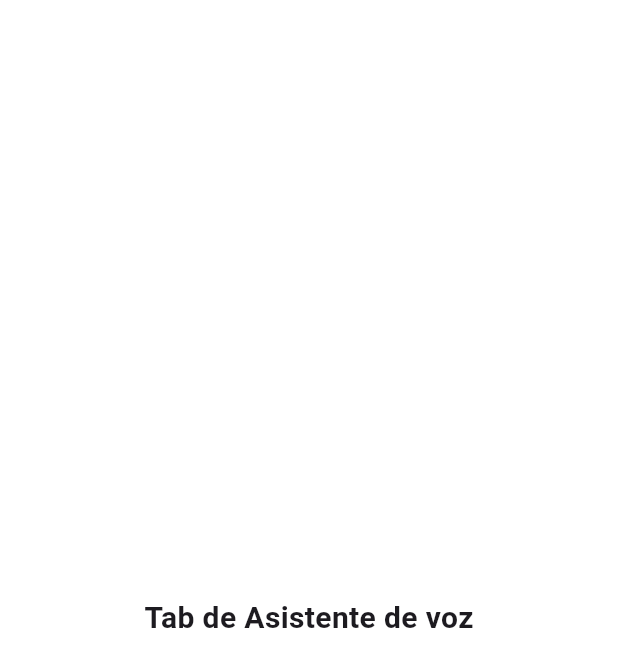
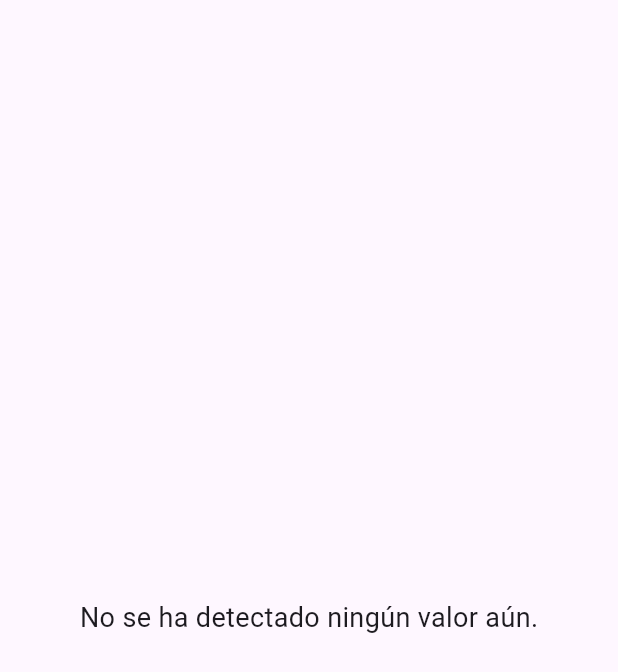
Before and after one commit to dianamongar/bills-identifier-mobile-app, a Flutter app: the GalleryTab screen opened directly, on a phone screen of 412 x 824 dp. Shown: the top 672 px of the screen. Run offline on Flutter 3.47's test engine with Material 3 defaults, Android fonts, the light colour scheme and no system bars; our stand-ins replace camera.

Commit message:
cambios para estados

```diff
--- a/lib/pages/gallery_tab.dart
+++ b/lib/pages/gallery_tab.dart
@@ -1,16 +1,27 @@
 import 'package:flutter/material.dart';
+import 'package:provider/provider.dart';
+import '../providers/detection_provider.dart';
 
 class GalleryTab extends StatelessWidget {
   const GalleryTab({super.key});
 
   @override
   Widget build(BuildContext context) {
-    return const Scaffold(
-      backgroundColor: Colors.white,
+    final detection = Provider.of<DetectionProvider>(context);
+    final label = detection.lastValue;
+    final time = detection.detectionTime;
+
+    String message;
+    if (label != null && time != null) {
+      message = 'Último valor detectado: $label a las ${time.hour}:${time.minute}';
+    } else {
+      message = 'No se ha detectado ningún valor aún.';
+    }
+
+    return Scaffold(
       body: Center(
-        child: Text(
-          'Tab de Asistente de voz',
-          style: TextStyle(fontSize: 20, fontWeight: FontWeight.bold),
+        child: Text(message,
+          style: const TextStyle(fontSize: 18),
         ),
       ),
     );
--- /dev/null
+++ b/lib/providers/detection_provider.dart
@@ -0,0 +1,24 @@
+import 'package:flutter/material.dart';
+
+class DetectionProvider with ChangeNotifier {
+  String? _lastValue;
+  DateTime? _detectionTime;
+
+  String? get lastValue => _lastValue;
+  DateTime? get detectionTime => _detectionTime;
+
+  void updateDetection(String value) {
+    _lastValue = value;
+    _detectionTime = DateTime.now();
+    notifyListeners();
+  }
+
+  String getDetectionPhrase() {
+    if (_lastValue == null || _detectionTime == null) {
+      return 'No hay detección aún.';
+    }
+    final hour = _detectionTime!.hour.toString().padLeft(2, '0');
+    final minute = _detectionTime!.minute.toString().padLeft(2, '0');
+    return 'Último valor detectado $_lastValue a las $hour:$minute';
+  }
+}
--- a/pubspec.yaml
+++ b/pubspec.yaml
@@ -32,6 +32,7 @@ dependencies:
     sdk: flutter
   camera: ^0.11.1
   http: ^1.4.0
+  provider: ^6.1.5
 
   # The following adds the Cupertino Icons font to your application.
   # Use with the CupertinoIcons class for iOS style icons.
```
Also changed, not shown: lib/main.dart (+12 -2 lines), lib/widgets/camera_view.dart (+8 -0 lines), flutter_01.png (added), pubspec.lock.
